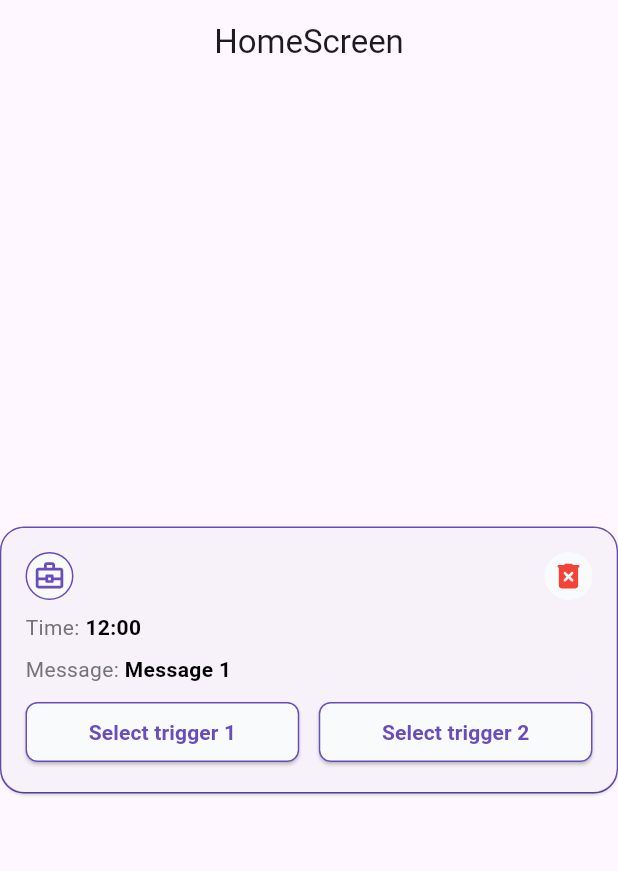
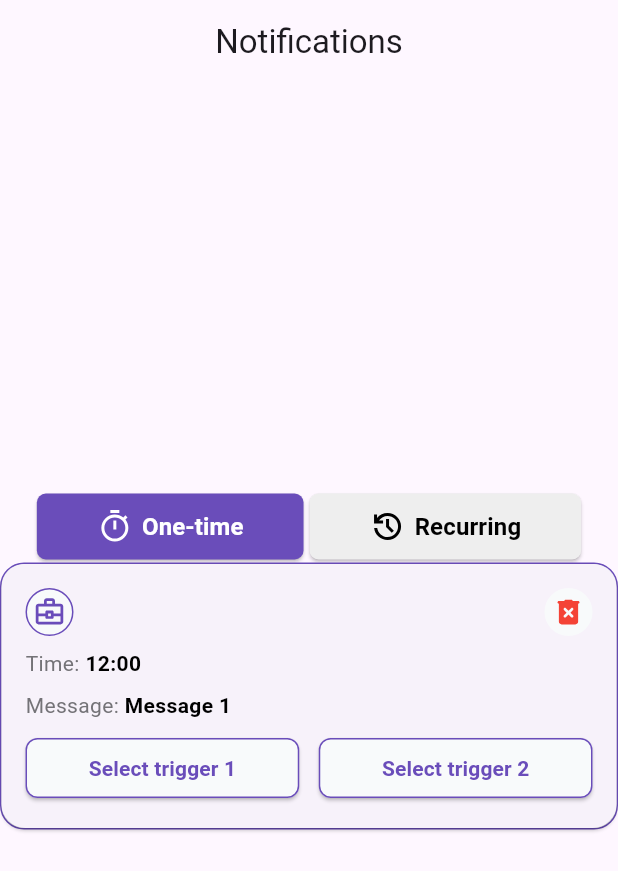
Before and after one commit to dsvsergey/noti_app, a Flutter app: the screen it shows after launch, on a phone screen of 412 x 824 dp. Shown: the top 871 px of the screen. Run offline on Flutter 3.47's test engine with Material 3 defaults, Android fonts, the phone set to English and light mode, and no system bars; our stand-ins replace equatable, flutter_bloc, flutter_svg, get_it, go_router, injectable; generated files the repository leaves out were written again.

Commit message:
Added CustomToggleButtonsWidget

```diff
--- a/lib/presentation/screens/home/home_screen.dart
+++ b/lib/presentation/screens/home/home_screen.dart
@@ -1,5 +1,7 @@
 import 'package:flutter/material.dart';
 import 'package:noti_app/presentation/widgets/message/message_widget.dart';
+
+import '../../widgets/custom_toggle_buttons/custom_toggle_buttons_widget.dart';
 
 class HomeScreen extends StatelessWidget {
   const HomeScreen({super.key});
@@ -8,13 +10,16 @@ class HomeScreen extends StatelessWidget {
   Widget build(BuildContext context) {
     return Scaffold(
         appBar: AppBar(
-          title: const Text('HomeScreen'),
+          title: const Text('Notifications'),
           centerTitle: true,
         ),
         body: Center(
           child: Column(
             mainAxisAlignment: MainAxisAlignment.center,
             children: <Widget>[
+              CustomToggleButtonsWidget(
+                onSelected: (index) {},
+              ),
               MessageWidget(
                 time: '12:00',
                 message: 'Message 1',
--- /dev/null
+++ b/lib/presentation/widgets/custom_toggle_buttons/custom_toggle_buttons_widget.dart
@@ -0,0 +1,114 @@
+import 'package:flutter/material.dart';
+import 'package:flutter_svg/flutter_svg.dart';
+
+class CustomToggleButtonsWidget extends StatefulWidget {
+  final Function(int index) onSelected;
+
+  const CustomToggleButtonsWidget({super.key, required this.onSelected});
+
+  @override
+  // ignore: library_private_types_in_public_api
+  _CustomToggleButtonsWidgetState createState() =>
+      _CustomToggleButtonsWidgetState();
+}
+
+class _CustomToggleButtonsWidgetState extends State<CustomToggleButtonsWidget> {
+  int selectedIndex = 0;
+
+  @override
+  Widget build(BuildContext context) {
+    return Row(
+      mainAxisAlignment: MainAxisAlignment.center,
+      children: <Widget>[
+        ElevatedButton(
+          onPressed: () {
+            widget.onSelected(0);
+            setState(() {
+              selectedIndex = 0;
+            });
+          },
+          style: ElevatedButton.styleFrom(
+            foregroundColor: selectedIndex == 0 ? Colors.white : Colors.black,
+            backgroundColor:
+                selectedIndex == 0 ? const Color(0xFF6A4DBA) : Colors.grey[200],
+            shape: const RoundedRectangleBorder(
+              borderRadius: BorderRadius.all(
+                Radius.circular(6),
+              ),
+            ),
+          ),
+          child: Padding(
+            padding:
+                const EdgeInsets.symmetric(horizontal: 16.0, vertical: 10.0),
+            child: Row(
+              mainAxisSize: MainAxisSize.min,
+              children: [
+                SvgPicture.asset(
+                  'assets/svg/timer.svg',
+                  colorFilter: ColorFilter.mode(
+                    selectedIndex == 0 ? Colors.white : Colors.black,
+                    BlendMode.srcIn,
+                  ),
+                  width: 24.0,
+                  height: 24.0,
+                ),
+                const SizedBox(width: 6),
+                Text('One-time',
+                    style: TextStyle(
+                      fontSize: 16,
+                      color: selectedIndex == 0 ? Colors.white : Colors.black,
+                      fontWeight: FontWeight.w700,
+                      fontFamily: 'Roboto',
+                    )),
+              ],
+            ),
+          ),
+        ),
+        const SizedBox(width: 4),
+        ElevatedButton(
+          onPressed: () {
+            widget.onSelected(1);
+            setState(() {
+              selectedIndex = 1;
+            });
+          },
+          style: ElevatedButton.styleFrom(
+            foregroundColor: selectedIndex == 1 ? Colors.white : Colors.black,
+            backgroundColor:
+                selectedIndex == 1 ? const Color(0xFF6A4DBA) : Colors.grey[200],
+            shape: const RoundedRectangleBorder(
+              borderRadius: BorderRadius.all(
+                Radius.circular(6),
+              ),
+            ),
+          ),
+          child: Padding(
+            padding:
+                const EdgeInsets.symmetric(horizontal: 16.0, vertical: 10.0),
+            child: Row(
+              children: [
+                SvgPicture.asset(
+                  'assets/svg/history.svg',
+                  colorFilter: ColorFilter.mode(
+                    selectedIndex == 1 ? Colors.white : Colors.black,
+                    BlendMode.srcIn,
+                  ),
+                  width: 24.0,
+                  height: 24.0,
+                ),
+                const SizedBox(width: 6),
+                Text('Recurring',
+                    style: TextStyle(
+                      fontSize: 16,
+                      color: selectedIndex == 1 ? Colors.white : Colors.black,
+                      fontWeight: FontWeight.w700,
+                      fontFamily: 'Roboto',
+                    )),
+              ],
+            ),
+          ),
+        ),
+      ],
+    );
+  }
+}
```
